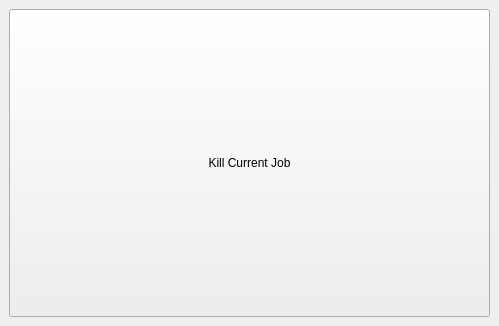
CogswellProjectHydra/githubHydraRepo, file Ui_getOff.ui: the form before one commit.
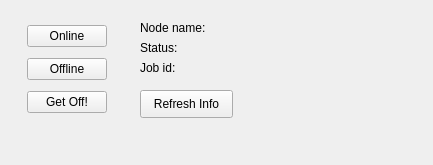
The form after the commit.

Commit message: getOff UI now shows render node status

What changed in the file:
```diff
--- a/Ui_getOff.ui
+++ b/Ui_getOff.ui
@@ -6,10 +6,22 @@
    <rect>
     <x>0</x>
     <y>0</y>
-    <width>499</width>
-    <height>326</height>
+    <width>433</width>
+    <height>165</height>
    </rect>
   </property>
+  <property name="minimumSize">
+   <size>
+    <width>433</width>
+    <height>165</height>
+   </size>
+  </property>
+  <property name="maximumSize">
+   <size>
+    <width>433</width>
+    <height>165</height>
+   </size>
+  </property>
   <property name="windowTitle">
    <string>GET OFF!</string>
   </property>
@@ -17,24 +29,112 @@
    <bool>false</bool>
   </property>
   <widget class="QWidget" name="centralwidget">
+   <widget class="QWidget" name="layoutWidget">
+    <property name="geometry">
+     <rect>
+      <x>20</x>
+      <y>20</y>
+      <width>95</width>
+      <height>100</height>
+     </rect>
+    </property>
    <layout class="QGridLayout" name="gridLayout">
     <item row="0" column="0">
      <widget class="QPushButton" name="pushButton">
       <property name="sizePolicy">
-       <sizepolicy hsizetype="Minimum" vsizetype="Minimum">
+        <sizepolicy hsizetype="Fixed" vsizetype="Fixed">
         <horstretch>0</horstretch>
         <verstretch>0</verstretch>
        </sizepolicy>
       </property>
+       <property name="toolTip">
+        <string>&lt;html&gt;&lt;head/&gt;&lt;body&gt;&lt;p&gt;Set render node status to ONLINE. The node will begin looking for new render jobs to do.&lt;/p&gt;&lt;/body&gt;&lt;/html&gt;</string>
+       </property>
+       <property name="text">
+        <string>Online</string>
+       </property>
+      </widget>
+     </item>
+     <item row="2" column="0">
+      <widget class="QPushButton" name="getoffButton">
       <property name="contextMenuPolicy">
        <enum>Qt::DefaultContextMenu</enum>
       </property>
       <property name="text">
-       <string>Kill Current Job</string>
+        <string>Get Off!</string>
+       </property>
+      </widget>
+     </item>
+     <item row="1" column="0">
+      <widget class="QPushButton" name="offlineButton">
+       <property name="sizePolicy">
+        <sizepolicy hsizetype="Fixed" vsizetype="Fixed">
+         <horstretch>0</horstretch>
+         <verstretch>0</verstretch>
+        </sizepolicy>
+       </property>
+       <property name="toolTip">
+        <string>&lt;html&gt;&lt;head/&gt;&lt;body&gt;&lt;p&gt;Set render node status to OFFLINE. The render node will complete its current job, if any, and stop looking for new jobs.&lt;/p&gt;&lt;/body&gt;&lt;/html&gt;</string>
+       </property>
+       <property name="text">
+        <string>Offline</string>
       </property>
      </widget>
     </item>
    </layout>
+   </widget>
+   <widget class="QLabel" name="statusLabel">
+    <property name="geometry">
+     <rect>
+      <x>140</x>
+      <y>40</y>
+      <width>281</width>
+      <height>16</height>
+     </rect>
+    </property>
+    <property name="text">
+     <string>Status:</string>
+    </property>
+   </widget>
+   <widget class="QLabel" name="jobLabel">
+    <property name="geometry">
+     <rect>
+      <x>140</x>
+      <y>60</y>
+      <width>281</width>
+      <height>16</height>
+     </rect>
+    </property>
+    <property name="text">
+     <string>Job id:</string>
+    </property>
+   </widget>
+   <widget class="QLabel" name="nameLabel">
+    <property name="geometry">
+     <rect>
+      <x>140</x>
+      <y>20</y>
+      <width>281</width>
+      <height>16</height>
+     </rect>
+    </property>
+    <property name="text">
+     <string>Node name:</string>
+    </property>
+   </widget>
+   <widget class="QPushButton" name="refreshButton">
+    <property name="geometry">
+     <rect>
+      <x>140</x>
+      <y>90</y>
+      <width>93</width>
+      <height>28</height>
+     </rect>
+    </property>
+    <property name="text">
+     <string>Refresh Info</string>
+    </property>
+   </widget>
   </widget>
  </widget>
  <resources/>
```
Left out of the diff: 7 changed lines with no effect on the pictures. Lines whose indentation alone changed are shown as unchanged. The commit also changes 6 other files.
